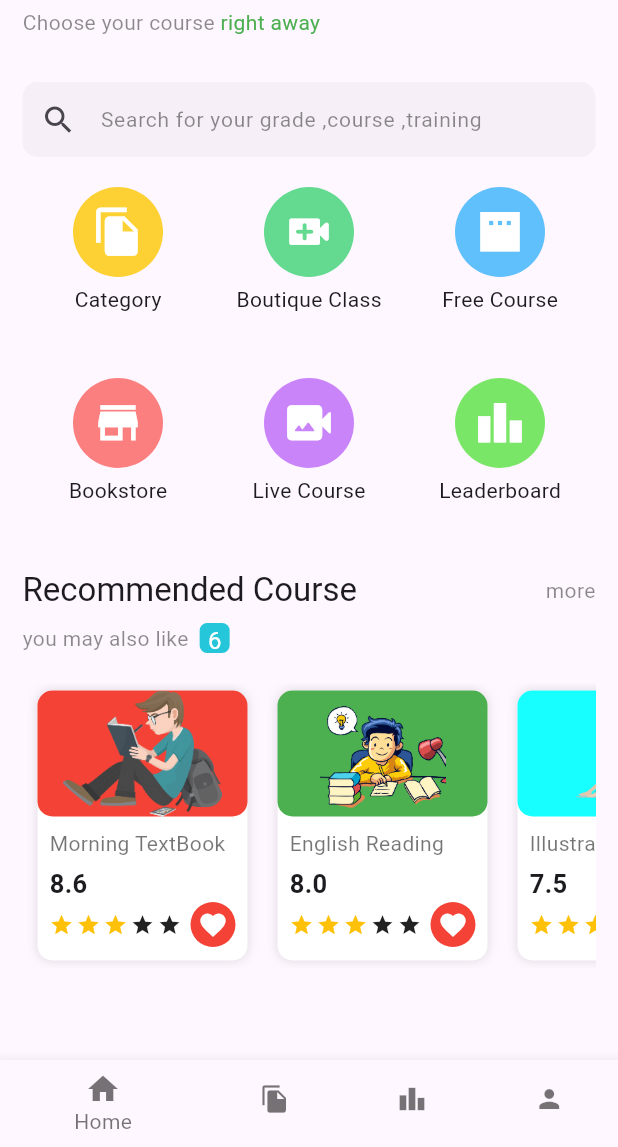
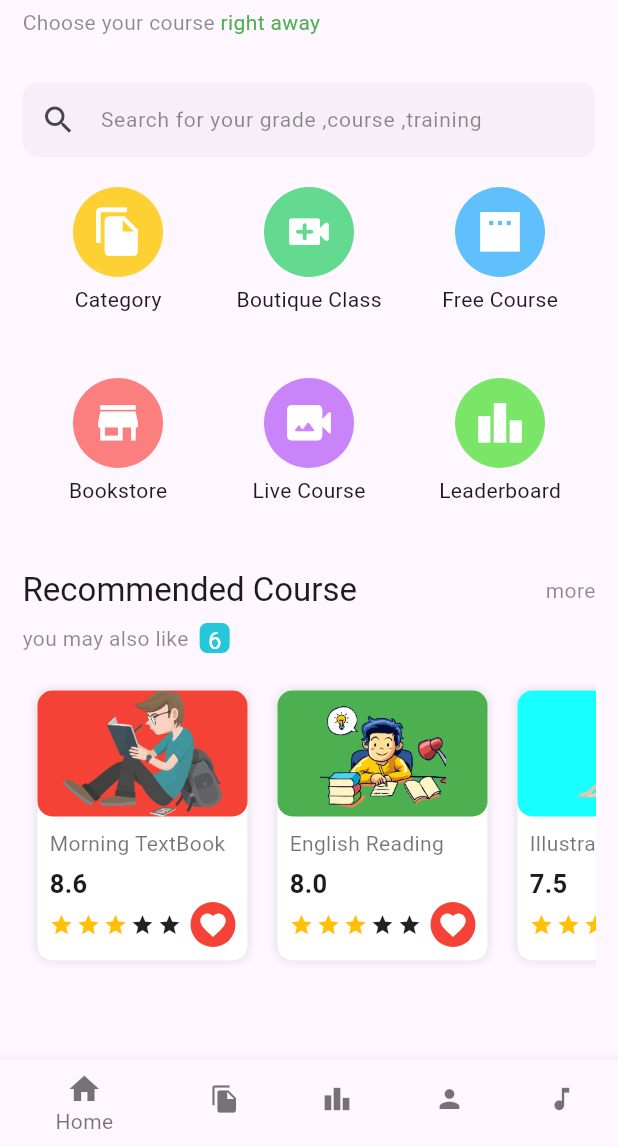
Before and after one commit to ParveenSheoran007/home_page, a Flutter app: the screen it shows after launch, on a phone screen of 412 x 824 dp, the part 89-1236 px from its top. Run offline on Flutter 3.47's test engine with Material 2 defaults, Android fonts, the phone set to English and light mode, and no system bars.

Commit message:
minor change code

```diff
--- a/lib/course_screen.dart
+++ b/lib/course_screen.dart
@@ -36,6 +36,11 @@ class CourseBar extends StatelessWidget {
         ),
           label: 'My',
         ),
+        BottomNavigationBarItem(icon: Icon(
+          Icons.music_note,
+        ),
+          label: 'Music',
+        ),
       ],
     );
   }
```
